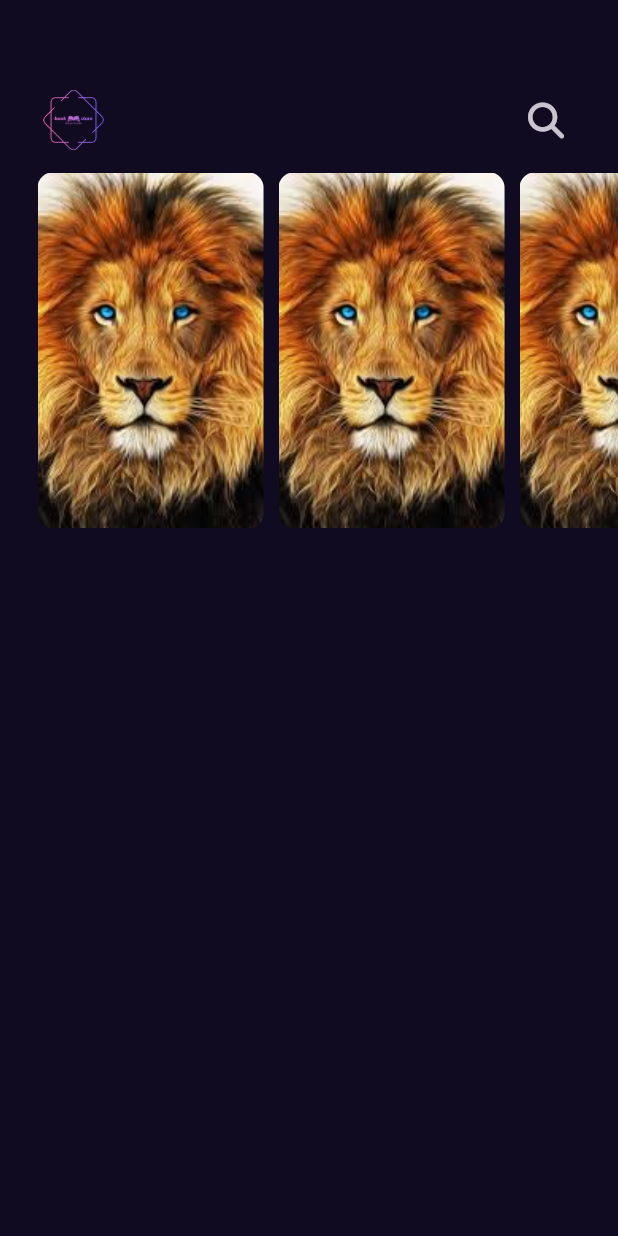
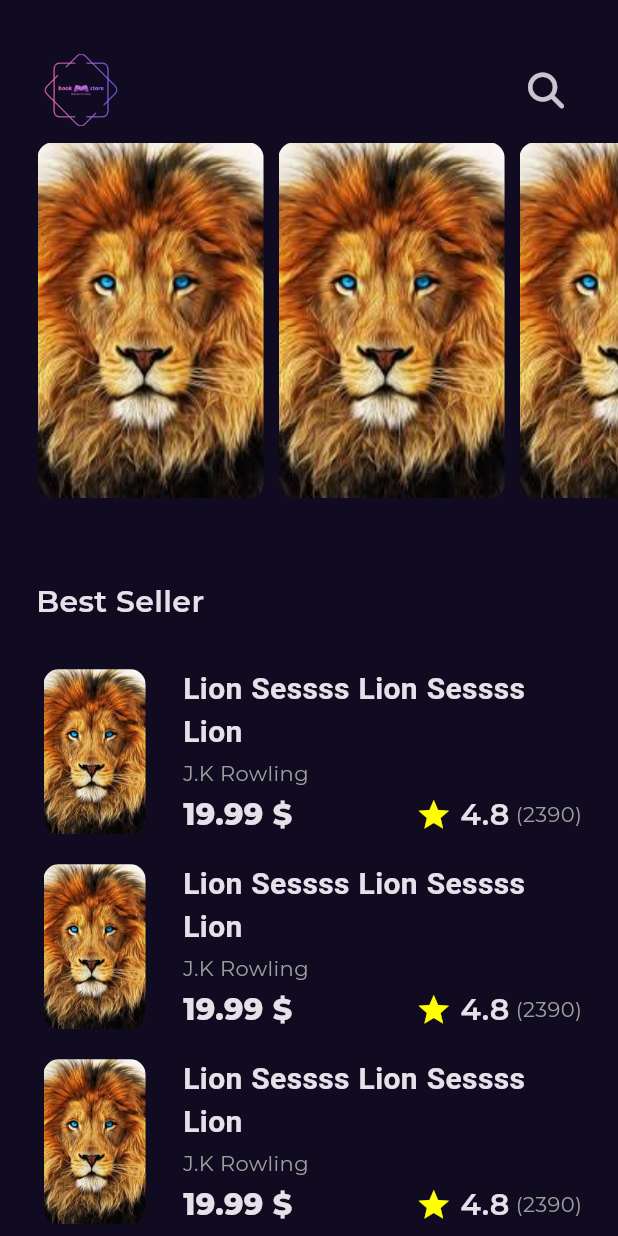
Before and after one commit to yammann/book_store_app, a Flutter app: the screen it shows after launch, on a phone screen of 412 x 824 dp. Run offline on Flutter 3.47's test engine with Material 3 defaults, Android fonts, the light colour scheme and no system bars; our stand-ins replace font_awesome_flutter, get, google_fonts; Roboto replaces fonts that are missing (GT Sectra Fine).

Commit message:
font style,create best list item ,create best list,

```diff
--- a/lib/constants.dart
+++ b/lib/constants.dart
@@ -1,3 +1,4 @@
 import 'package:flutter/material.dart';
 
 const Color kPrimaryColor=Color(0xff100B20);
+const kGtSectraFine="GT Sectra Fine";
--- a/lib/core/utils/assets.dart
+++ b/lib/core/utils/assets.dart
@@ -1,3 +1,4 @@
 class AssetsData{
   static String logo="assets/image/logo.png";
+  static String itemImage="assets/image/lion.jpeg";
 }
--- /dev/null
+++ b/lib/core/utils/style.dart
@@ -0,0 +1,6 @@
+import 'package:flutter/material.dart';
+
+abstract class Styles{
+  static const textStyle20=TextStyle(fontSize: 20,fontWeight: FontWeight.w600);
+
+}
--- a/lib/feature/home/presentation/views/home_view.dart
+++ b/lib/feature/home/presentation/views/home_view.dart
@@ -6,7 +6,7 @@ class HomeView extends StatelessWidget {
 
   @override
   Widget build(BuildContext context) {
-    return  Scaffold(
+    return  const Scaffold(
       body: HomeViewBody(),
     );
   }
--- /dev/null
+++ b/lib/feature/home/presentation/views/widgets/home_best_list_item.dart
@@ -0,0 +1,88 @@
+import 'package:book_store_app/constants.dart';
+import 'package:book_store_app/core/utils/style.dart';
+import 'package:flutter/material.dart';
+
+class HomeBestListItem extends StatelessWidget {
+  const HomeBestListItem({super.key});
+
+  @override
+  Widget build(BuildContext context) {
+    return Padding(
+      padding: const EdgeInsets.symmetric(horizontal: 24, vertical: 5),
+      child: SizedBox(
+        height: 120,
+        child: Row(
+          mainAxisAlignment: MainAxisAlignment.start,
+          children: [
+            AspectRatio(
+              aspectRatio: 2.6 / 4,
+              child: Container(
+                margin: const EdgeInsets.all(5),
+                decoration: BoxDecoration(
+                  image: const DecorationImage(
+                      image: AssetImage("assets/image/lion.jpeg"),
+                      fit: BoxFit.cover),
+                  borderRadius: BorderRadius.circular(10),
+                ),
+              ),
+            ),
+            const SizedBox(
+              width: 20,
+            ),
+            Expanded(
+              child: Column(
+                mainAxisAlignment: MainAxisAlignment.center,
+                crossAxisAlignment: CrossAxisAlignment.start,
+                children: [
+                  Text(
+                    "Lion Sessss Lion Sessss Lion ",
+                    style:
+                        Styles.textStyle20.copyWith(fontFamily: kGtSectraFine),
+                    maxLines: 2,
+                    overflow: TextOverflow.ellipsis,
+                  ),
+                  const SizedBox(
+                    height: 3,
+                  ),
+                  const Text(
+                    "J.K Rowling",
+                    style: TextStyle(color: Colors.grey),
+                  ),
+                  const SizedBox(
+                    height: 3,
+                  ),
+                  Row(
+                    mainAxisAlignment: MainAxisAlignment.spaceBetween,
+                    children: [
+                      Text(
+                        "19.99 \$",
+                        style: Styles.textStyle20
+                            .copyWith(fontWeight: FontWeight.w800),
+                      ),
+                      const Row(
+                        children: [
+                          Icon(
+                            Icons.star,
+                            color: Colors.yellowAccent,
+                          ),
+                          Text(
+                            " 4.8",
+                            style: Styles.textStyle20,
+                          ),
+                          Text(
+                            " (2390)",
+                            style: TextStyle(color: Colors.grey),
+                          )
+                        ],
+                      )
+                    ],
+                  )
+                ],
+              ),
+            )
+          ],
+        ),
+      ),
+    );
+  }
+}
--- /dev/null
+++ b/lib/feature/home/presentation/views/widgets/home_best_list_view.dart
@@ -0,0 +1,17 @@
+import 'package:book_store_app/feature/home/presentation/views/widgets/home_best_list_item.dart';
+import 'package:flutter/material.dart';
+
+class HomeBestListView extends StatelessWidget {
+  const HomeBestListView({super.key});
+
+  @override
+  Widget build(BuildContext context) {
+    return ListView.builder(
+      shrinkWrap: true,
+      physics: const NeverScrollableScrollPhysics(),
+      itemCount: 10,
+      itemBuilder: (context, index) => const HomeBestListItem(),
+      padding: EdgeInsets.zero,
+    );
+  }
+}
--- a/lib/feature/home/presentation/views/widgets/home_listview.dart
+++ b/lib/feature/home/presentation/views/widgets/home_listview.dart
@@ -10,9 +10,9 @@ class HomeListView extends StatelessWidget {
       height: MediaQuery.of(context).size.height * .3,
       child: ListView.builder(
         scrollDirection: Axis.horizontal,
-        padding: EdgeInsets.only(left: 20),
+        padding: const EdgeInsets.only(left: 20),
         itemBuilder: (context, index) {
-        return HomeListViewItem();
+        return const HomeListViewItem();
       },),
     );
   }
--- a/lib/feature/home/presentation/views/widgets/home_listview_item.dart
+++ b/lib/feature/home/presentation/views/widgets/home_listview_item.dart
@@ -8,11 +8,9 @@ class HomeListViewItem extends StatelessWidget {
     return AspectRatio(
       aspectRatio: 2.6 / 4,
       child: Container(
-        margin: EdgeInsets.all(5),
-        height: 250,
-        width: 100,
+        margin: const EdgeInsets.all(5),
         decoration: BoxDecoration(
-          image: DecorationImage(
+          image: const DecorationImage(
               image: AssetImage("assets/image/lion.jpeg"), fit: BoxFit.cover),
           borderRadius: BorderRadius.circular(10),
         ),
--- a/lib/feature/home/presentation/views/widgets/home_view_appbar.dart
+++ b/lib/feature/home/presentation/views/widgets/home_view_appbar.dart
@@ -8,13 +8,13 @@ class HomeAppBar extends StatelessWidget {
   @override
   Widget build(BuildContext context) {
     return Padding(
-      padding: const EdgeInsets.only(top: 55,left: 24,right: 24,bottom: 5),
+      padding: const EdgeInsets.only(top: 30,left: 24,right: 24,),
       child: Row(
         mainAxisAlignment: MainAxisAlignment.spaceBetween,
         children: [
-          Image.asset(AssetsData.logo,width: 50,height: 50,),
-          Spacer(),
-          IconButton(onPressed: (){}, icon:FaIcon(FontAwesomeIcons.magnifyingGlass))
+          Image.asset(AssetsData.logo,width: 60,height: 60,),
+          const Spacer(),
+          IconButton(onPressed: (){}, icon:const FaIcon(FontAwesomeIcons.magnifyingGlass))
         ],
       ),
     );
--- a/lib/feature/home/presentation/views/widgets/home_view_body.dart
+++ b/lib/feature/home/presentation/views/widgets/home_view_body.dart
@@ -1,3 +1,5 @@
+import 'package:book_store_app/core/utils/style.dart';
+import 'package:book_store_app/feature/home/presentation/views/widgets/home_best_list_view.dart';
 import 'package:book_store_app/feature/home/presentation/views/widgets/home_listview.dart';
 import 'package:book_store_app/feature/home/presentation/views/widgets/home_view_appbar.dart';
 import 'package:flutter/material.dart';
@@ -7,10 +9,24 @@ class HomeViewBody extends StatelessWidget {
 
   @override
   Widget build(BuildContext context) {
-    return Column(
-      children: [
-        HomeAppBar(),
-        HomeListView()
+    return const CustomScrollView(
+      slivers: [
+         SliverToBoxAdapter(
+          child: Column(
+            crossAxisAlignment: CrossAxisAlignment.start,
+            children: [
+              HomeAppBar(),
+              HomeListView(),
+              Padding(
+                padding: EdgeInsets.only(left: 24, top: 50, bottom: 20),
+                child: Text("Best Seller", style: Styles.textStyle20),
+              ),
+            ],
+          ),
+        ),
+        SliverToBoxAdapter(
+          child: HomeBestListView(),
+        )
       ],
     );
   }
--- a/lib/feature/splash/presentation/views/widgets/splach_view_animation.dart
+++ b/lib/feature/splash/presentation/views/widgets/splach_view_animation.dart
@@ -25,13 +25,13 @@ class _SplachViewAnimationState extends State<SplachViewAnimation>
 
   void navigateToHomeView() {
      Future.delayed(const Duration(seconds: 3),(){
-      Get.to(()=>const HomeView(),transition: Transition.fade,duration: const Duration(milliseconds: 700));
+      Get.to(()=>const HomeView(),transition: Transition.fade,duration: const Duration(seconds: 2));
     });
   }
 
   void initSlidAnimation() {
     animationController =
-        AnimationController(vsync: this, duration:  Duration(seconds:1));
+        AnimationController(vsync: this, duration:  const Duration(seconds:1));
     slaidAnimation = Tween<Offset>(begin: const Offset(1, 0), end: Offset.zero)
         .animate(animationController);
 
--- a/lib/main.dart
+++ b/lib/main.dart
@@ -2,6 +2,7 @@
 import 'package:book_store_app/feature/splash/presentation/views/splach_view.dart';
 import 'package:flutter/material.dart';
 import 'package:get/get_navigation/src/root/get_material_app.dart';
+import 'package:google_fonts/google_fonts.dart';
 
 void main() {
   runApp(const MyApp());
@@ -14,7 +15,10 @@
   Widget build(BuildContext context) {
     return GetMaterialApp(
       debugShowCheckedModeBanner: false,
-      theme: ThemeData.dark().copyWith(scaffoldBackgroundColor:kPrimaryColor),
+      theme: ThemeData.dark().copyWith(scaffoldBackgroundColor:kPrimaryColor,
+      textTheme: GoogleFonts.montserratTextTheme(ThemeData.dark().textTheme)
+      ),
+
       home: const SplachView(),
     );
   }
--- a/pubspec.yaml
+++ b/pubspec.yaml
@@ -33,6 +33,7 @@ dependencies:
     sdk: flutter
   font_awesome_flutter: ^10.6.0
   get: ^4.6.6
+  google_fonts: ^6.1.0
 
 dev_dependencies:
   flutter_lints: ^2.0.0
```
Also changed, not shown: pubspec.lock, 1 other file.
